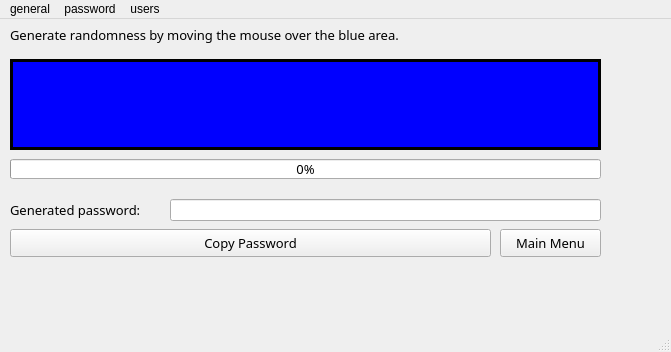
Qt form lightning_pass/gui/static/qt_designer/main.ui (lgtm-migrator/lightning-pass) before a commit.
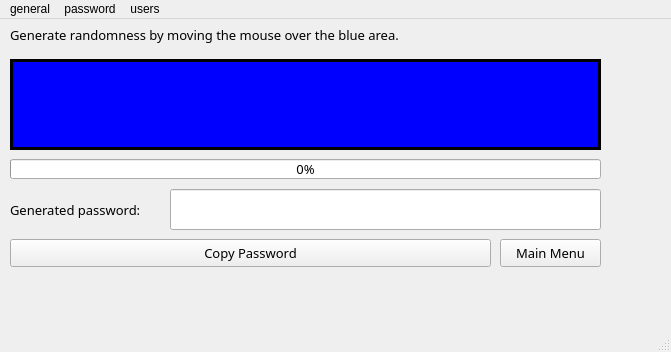
The same form after that commit. The open tabs and pages were chosen to show the change.

Commit message: Start work on backend - register and login classes small gui changes

What changed in the file:
```diff
--- a/lightning_pass/gui/static/qt_designer/main.ui
+++ b/lightning_pass/gui/static/qt_designer/main.ui
@@ -19,7 +19,7 @@
      <rect>
       <x>0</x>
       <y>0</y>
-      <width>641</width>
+      <width>601</width>
       <height>281</height>
      </rect>
     </property>
@@ -584,9 +584,9 @@
       <property name="geometry">
        <rect>
         <x>10</x>
-        <y>180</y>
+        <y>170</y>
         <width>161</width>
-        <height>21</height>
+        <height>41</height>
        </rect>
       </property>
       <property name="font">
@@ -603,9 +603,9 @@
       <property name="geometry">
        <rect>
         <x>170</x>
-        <y>180</y>
+        <y>170</y>
         <width>431</width>
-        <height>22</height>
+        <height>41</height>
        </rect>
       </property>
       <property name="font">
@@ -625,7 +625,7 @@
       <property name="geometry">
        <rect>
         <x>10</x>
-        <y>210</y>
+        <y>220</y>
         <width>481</width>
         <height>28</height>
        </rect>
@@ -644,7 +644,7 @@
       <property name="geometry">
        <rect>
         <x>500</x>
-        <y>210</y>
+        <y>220</y>
         <width>101</width>
         <height>28</height>
        </rect>
```
Left out of the diff: 2 changed lines with no effect on the pictures. The commit also changes 5 other files.
